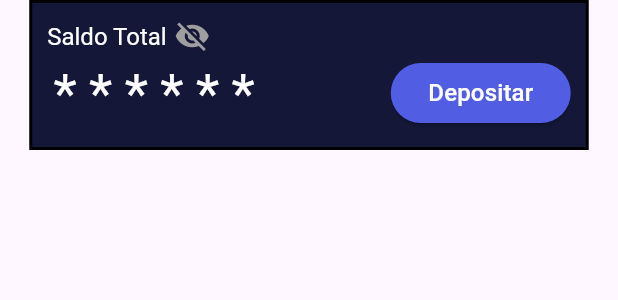
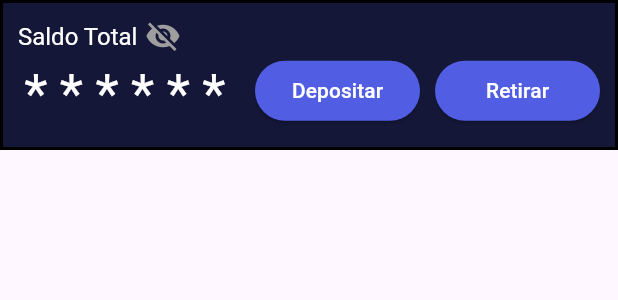
Before and after one commit to TSSW2024/Sprint-5-Frontend, a Flutter app: the SaldoWidget widget shown alone on an empty page, opened directly, on a phone screen of 412 x 824 dp. Shown: the top 300 px of the screen. Run offline on Flutter 3.47's test engine with Material 3 defaults, Android fonts, the phone set to English and light mode, and no system bars; our stand-ins replace flutter_svg; network calls fail.

Commit message:
Agregado el boton para "Retirar"

```diff
--- a/lib/views/home/home.screen.dart
+++ b/lib/views/home/home.screen.dart
@@ -1,12 +1,10 @@
 import 'package:flutter/material.dart';
 import 'package:provider/provider.dart';
-
 import '../../viewmodels/auth.viewmodel.dart';
-
 import '../descubrir/descubrir.screen.dart';
 import '../mercado/mercado.screen.dart';
 import '../cartera/cartera.screen.dart';
-
+import '../profile/profile.screen.dart';
 
 class HomeScreen extends StatefulWidget {
   const HomeScreen({super.key});
@@ -101,7 +99,7 @@ class HomeScreenState extends State<HomeScreen> {
           currentIndex: _selectedIndex,
           onTap: (index) {
             if (index == 1) {
-              _showDescubrirModal(context);
+              //_showDescubrirModal(context);
               _onItemTapped(index);
             } else {
               _onItemTapped(index);
--- a/lib/views/home/saldo/saldo.dart
+++ b/lib/views/home/saldo/saldo.dart
@@ -1,6 +1,7 @@
 import 'package:flutter/material.dart';
 import 'package:intl/intl.dart';
 import '../../depositar/depositar_dinero.dart';
+import '../../retirar/retirar_dinero.dart';
 
 class SaldoWidget extends StatefulWidget {
   final double saldo;
@@ -28,7 +29,7 @@ class SaldoWidgetState extends State<SaldoWidget> {
       child: Align(
         alignment: Alignment.center,
         child: Container(
-          width: 373,
+          width: 444,
           height: 100,
           padding: const EdgeInsets.all(10),
           decoration: BoxDecoration(
@@ -65,13 +66,14 @@ class SaldoWidgetState extends State<SaldoWidget> {
                 ],
               ),
               const SizedBox(height: 0.5),
+              Stack(
+                children: [
                   Row(
                     mainAxisAlignment: MainAxisAlignment.spaceBetween,
                     children: [
                       if (isVisible)
                         Text(formatCurrency.format(widget.saldo),
-                        style:
-                            const TextStyle(fontSize: 36, color: Colors.white))
+                            style: const TextStyle(fontSize: 36, color: Colors.white))
                       else
                         Row(
                           children: List.generate(
@@ -79,12 +81,18 @@ class SaldoWidgetState extends State<SaldoWidget> {
                               (index) => const Padding(
                                     padding: EdgeInsets.symmetric(horizontal: 4.0),
                                     child: Text("*",
-                                    style: TextStyle(
-                                        fontSize: 36, color: Colors.white)),
+                                        style: TextStyle(fontSize: 36, color: Colors.white)),
                                   )),
                         ),
+                      const SizedBox(width: 220), // Espacio para los botones
+                    ],
+                  ),
+                  Positioned(
+                    right: 0,
+                    child: Row(
+                      children: [
                         SizedBox(
-                    width: 120,
+                          width: 110,
                           child: ElevatedButton(
                             onPressed: () {
                               Navigator.push(
@@ -98,7 +106,29 @@ class SaldoWidgetState extends State<SaldoWidget> {
                                   const Color(0xFF515DE2)),
                             ),
                             child: const Text("Depositar",
-                          style: TextStyle(color: Colors.white, fontSize: 16)),
+                                style: TextStyle(color: Colors.white, fontSize: 13.9)),
+                          ),
+                        ),
+                        const SizedBox(width: 10), // Espacio entre los botones
+                        SizedBox(
+                          width: 110,
+                          child: ElevatedButton(
+                            onPressed: () {
+                              Navigator.push(
+                                context,
+                                MaterialPageRoute(
+                                    builder: (context) => const RetirarDinero()),
+                              );
+                            },
+                            style: ButtonStyle(
+                              backgroundColor: MaterialStateProperty.all<Color>(
+                                  const Color(0xFF515DE2)),
+                            ),
+                            child: const Text("Retirar",
+                                style: TextStyle(color: Colors.white, fontSize: 13.9)),
+                          ),
+                        ),
+                      ],
                     ),
                   ),
                 ],
```
Also changed, not shown: lib/views/Retirar/retirar_dinero.dart (added, +17 -0 lines). Lines whose indentation alone changed are shown as unchanged.
